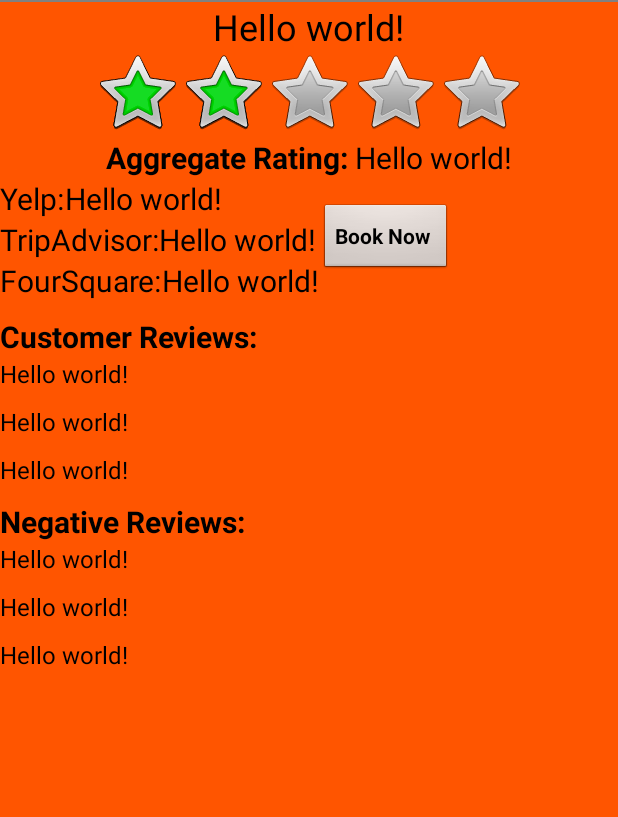
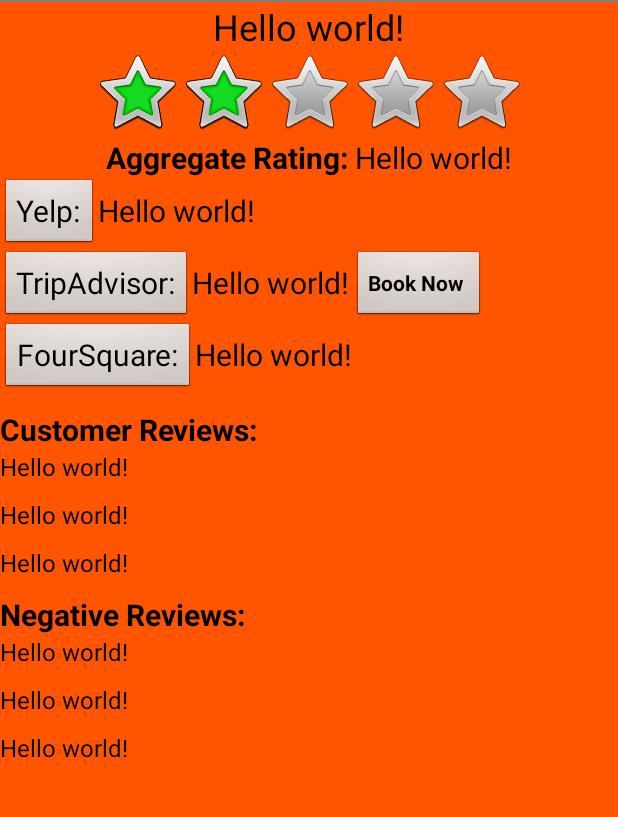
Before and after one commit to moharnab123saikia/CSC510-group-f, an Android app: the layout activity_list_item.xml on its own in the app's theme, with its tools: preview values and no code run, on a phone screen of 412 x 824 dp, the part 36-853 px from its top. Run offline under Robolectric (Android 15) with nearby library versions, the phone set to English and light mode, and no system bars.

Commit message:
layout and color change based on feedback

```diff
--- a/resto_scrapper_app/RestoScrapper/app/src/main/res/layout/activity_list_item.xml
+++ b/resto_scrapper_app/RestoScrapper/app/src/main/res/layout/activity_list_item.xml
@@ -68,7 +68,7 @@
             android:layout_height="wrap_content"
             android:orientation="horizontal">
 
-            <TextView
+            <Button
                 android:id="@+id/yelptext"
                 android:text="@string/yelp"
                 android:layout_width="wrap_content"
@@ -90,7 +90,7 @@
             android:layout_width="wrap_content"
             android:layout_height="wrap_content"
             android:orientation="horizontal">
-            <TextView
+            <Button
                 android:id="@+id/tripAdvisortext"
                 android:text="@string/tripA"
                 android:layout_width="wrap_content"
@@ -111,7 +111,7 @@
             android:layout_width="wrap_content"
             android:layout_height="wrap_content"
             android:orientation="horizontal">
-            <TextView
+            <Button
                 android:id="@+id/fourSquaretext"
                 android:text="@string/fourS"
                 android:layout_width="wrap_content"
--- a/resto_scrapper_app/RestoScrapper/app/src/main/res/layout/activity_main.xml
+++ b/resto_scrapper_app/RestoScrapper/app/src/main/res/layout/activity_main.xml
@@ -2,7 +2,8 @@
     xmlns:tools="http://schemas.android.com/tools"
     android:layout_width="fill_parent"
     android:layout_height="fill_parent"
-    android:orientation="vertical">
+    android:orientation="vertical"
+    >
 
     <EditText android:id="@+id/inputSearch"
         android:layout_width="fill_parent"
@@ -15,6 +16,7 @@
         android:layout_height="match_parent"
         android:id="@+id/list"
         android:background="@color/black"
+
         />
 
 </LinearLayout>
--- a/resto_scrapper_app/RestoScrapper/app/src/main/res/values/color.xml
+++ b/resto_scrapper_app/RestoScrapper/app/src/main/res/values/color.xml
@@ -6,5 +6,8 @@
     <color name="black">#000000</color>
     <color name="gray">#999999</color>
     <color name="blue">#0066cc</color>
+    <color name="red">#FFFF4444</color>
+    <color name="yellow">#ffff00</color>
+
 
 </resources>
```
